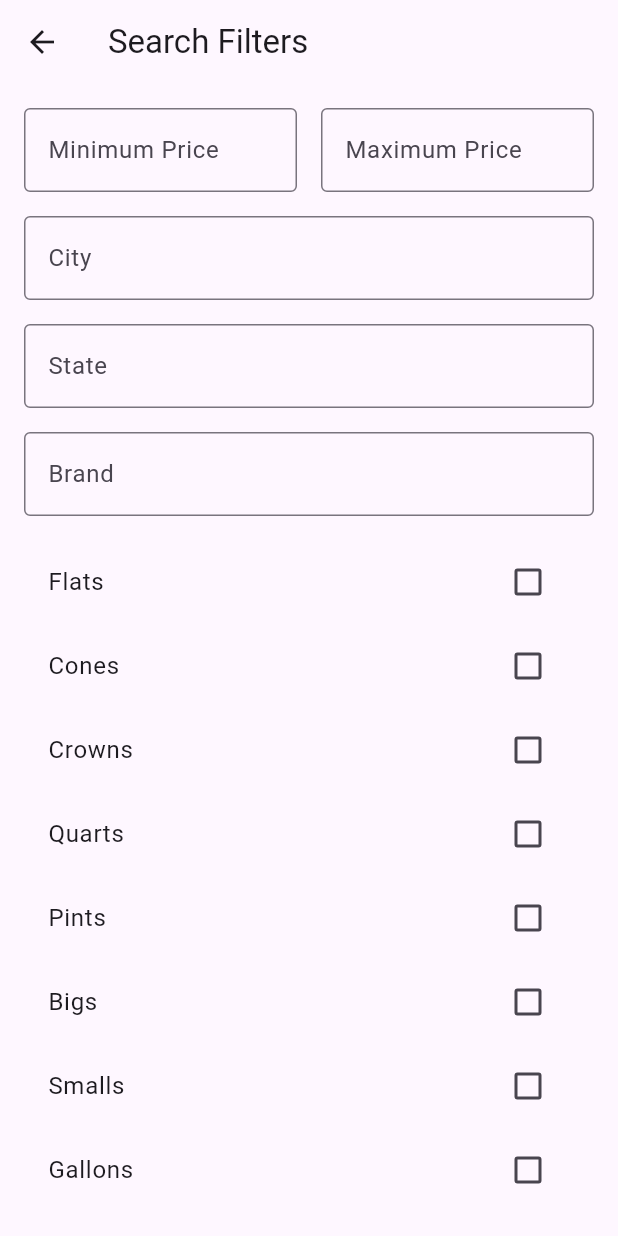
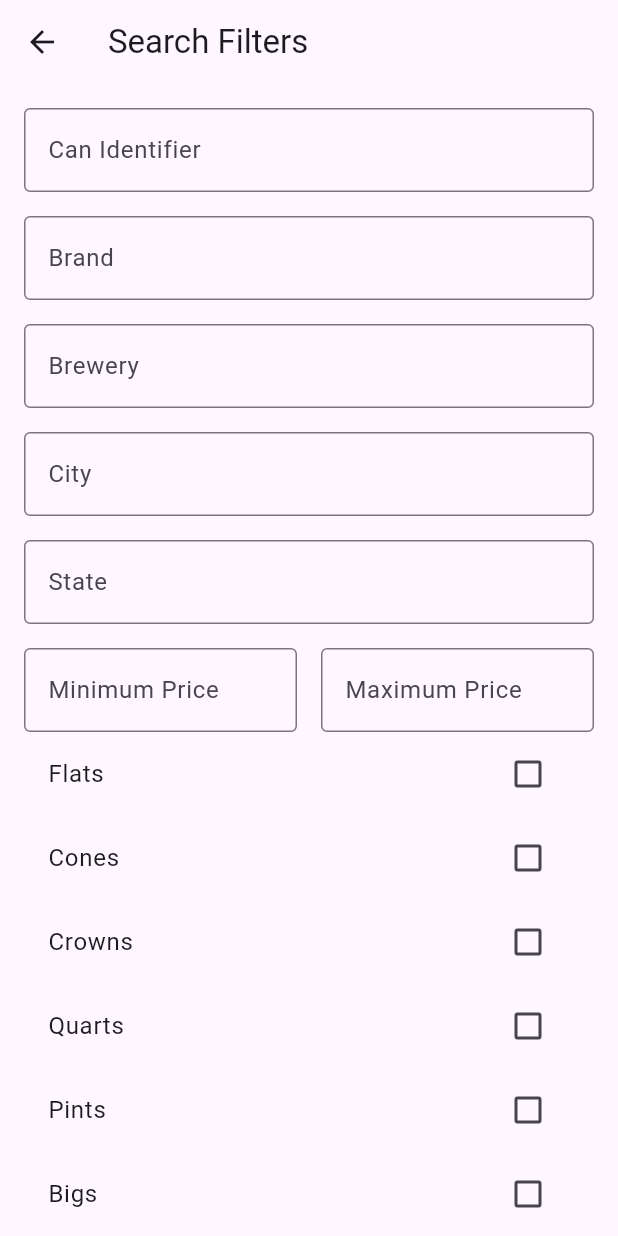
Before and after one commit to amerlanP/beer, a Flutter app: the screen it shows after launch, after a tap on the "filter list" icon, on a phone screen of 412 x 824 dp. Run offline on Flutter 3.47's test engine with Material 3 defaults, Android fonts, the phone set to English and light mode, and no system bars; our stand-ins replace sqflite; accounts and stored records are empty; network calls fail.

Commit message:
organized code, added filters

```diff
--- a/lib/can_detail_page.dart
+++ b/lib/can_detail_page.dart
@@ -5,11 +5,10 @@ import 'package:flutter/services.dart';
 
 class CanDetailPage extends StatefulWidget {
   final Map<String, dynamic> canData;
-
-  CanDetailPage({required this.canData});
+  const CanDetailPage({super.key, required this.canData});
 
   @override
-  _CanDetailPageState createState() => _CanDetailPageState();
+  State<CanDetailPage> createState() => _CanDetailPageState();
 }
 
 class _CanDetailPageState extends State<CanDetailPage> {
--- a/lib/databaseHelper.dart
+++ b/lib/databaseHelper.dart
@@ -93,6 +93,15 @@ class DatabaseHelper {
       whereArgs.addAll(filters['types']);
     }
 
+    if (filters['brewery'] != null && filters['brewery'].isNotEmpty) {
+      query += ' AND Brewery LIKE ?';
+      whereArgs.add('%${filters['brewery']}%');
+    }
+
+    if (filters['canIdentifier'] != null && filters['canIdentifier'].isNotEmpty) {
+      query += ' AND CanIdentifier LIKE ?';
+      whereArgs.add('%${filters['canIdentifier']}%');
+    }
     return await db.rawQuery(query, whereArgs);
   }
 }
--- a/lib/main.dart
+++ b/lib/main.dart
@@ -2,6 +2,7 @@ import 'package:flutter/material.dart';
 import 'databaseHelper.dart';
 import 'search_filter.dart';
 import 'can_detail_page.dart';
+import 'presentation.dart';
 
 void main() async {
   WidgetsFlutterBinding.ensureInitialized();
@@ -17,7 +18,7 @@ class MyApp extends StatelessWidget {
     return MaterialApp(
       title: 'Beer Can App',
       theme: ThemeData(
-        // colorScheme: ColorScheme.fromSeed(seedColor: Colors.deepPurple),
+        colorScheme: ColorScheme.fromSeed(seedColor: Colors.deepPurple),
         useMaterial3: true,
       ),
       home: const MyHomePage(title: 'Beer Cans'),
@@ -37,18 +38,17 @@ class _MyHomePageState extends State<MyHomePage> {
   final DatabaseHelper dbHelper = DatabaseHelper();
   final TextEditingController _searchController = TextEditingController();
   Future<List<Map<String,dynamic>>> _canData = DatabaseHelper().getData();
-  List<Map<String, dynamic>> _filteredData = [];
   bool _filters = false;
 
-  void _searchCans(String myQuery) {
+  Future<void> _searchCans(String myQuery) async {
     try {
-      if (_filteredData.isEmpty) {
+      if (!_filters) {  // Search can identifier only
         var newData = dbHelper.getData(query: myQuery);
         setState(() {
           _canData = newData;
         });
-      } else {
-        var newData = _filteredData.where((can) {
+      } else {  // Search can identifier in filtered search results
+        var newData = (await _canData).where((can) {
           return can['CanIdentifier'].toString().contains(myQuery);
         }).toList();
         setState(() {
@@ -65,9 +65,7 @@ class _MyHomePageState extends State<MyHomePage> {
       var newData = dbHelper.getDataWithFilters(filters);
       setState(() {
         _filters = true;
-        _filteredData = [];
         _canData = newData;
-        _canData.then((value) => _filteredData = value);
       });
     } catch (e) {
       print("ERROR $e");
@@ -77,7 +75,6 @@ class _MyHomePageState extends State<MyHomePage> {
   void _clearFilters() {
     setState(() {
       _filters = false;
-      _filteredData = [];
       _canData = DatabaseHelper().getData();
     });
   }
@@ -91,91 +88,19 @@ class _MyHomePageState extends State<MyHomePage> {
       return const Center(child: Text('No Data Found'));
     } else {
       List<Map<String, dynamic>> data = snapshot.data!;
-      return ListView.builder(
-        itemCount: data.length,
-        itemBuilder: (context, index) {
-          return Card(
-            color: Colors.white60,
-            child: ListTile(
-              title: Text(data[index]['CanIdentifier'].toString()),
-              subtitle: Container(
-                // decoration: BoxDecoration(
-                //     border: Border.all(
-                //       width: 2,
-                //     )
-                // ),
-                // clipBehavior: Clip.hardEdge,
-                  height: 300,
-                  child: SingleChildScrollView(
-                    scrollDirection: Axis.horizontal,
-                    child: Row(
-                      children: [
-                        Image.network(data[index]['ImageFront'].toString(),
-                          errorBuilder: (context, error, trace) => Container(),
-                        ),
-                        Image.network(data[index]['ImageLeft'].toString(),
-                          errorBuilder: (context, error, trace) => Container(),
-                        ),
-                        Image.network(data[index]['ImageRight'].toString(),
-                          errorBuilder: (context, error, trace) => Container(),
-                        ),
-                        Image.network(data[index]['ImageBack'].toString(),
-                          errorBuilder: (context, error, trace) => Container(),
-                        ),
-                        Image.network(data[index]['ImageTop'].toString(),
-                          errorBuilder: (context, error, trace) => Container(),
-                        ),
-                      ],
-                    ),
-                  )
-              ),
-              onTap: () {
-                Navigator.push(
-                  context,
-                  MaterialPageRoute(builder: (context) => CanDetailPage(canData: data[index])),
-                );
-              },
-            ),
-          );
-        },
-      );
+      return BeerCanList(data: data);
     }
   }
 
   @override
   Widget build(BuildContext context) {
     return Scaffold(
-      // appBar: AppBar(
-      //   backgroundColor: Theme.of(context).colorScheme.inversePrimary,
-      //   title: Text(widget.title),
-      //   bottom: PreferredSize(
-      //     preferredSize: const Size.fromHeight(56),
-      //     child: Padding(
-      //       padding: const EdgeInsets.all(8),
-      //       child: TextField(
-      //         controller: _searchController,
-      //         // keyboardType: TextInputType.number,
-      //         // textInputAction: TextInputAction.done,
-      //         decoration: const InputDecoration(
-      //           labelText: "Can Identifier",
-      //           border: OutlineInputBorder()
-      //         ),
-      //         onChanged: _searchCans,
-      //       ),
-      //     ),
-      //     // child: TextField(
-      //     //   controller: _searchController,
-      //     // ),
-      //   ),
-      // ),
       appBar: AppBar(
         backgroundColor: Theme.of(context).colorScheme.inversePrimary,
         elevation: 3,
         shadowColor: Colors.black,
         title: TextField(
           controller: _searchController,
-          keyboardType: const TextInputType.numberWithOptions(),
-          // textInputAction: TextInputAction.done,
           decoration: const InputDecoration(
             labelText: "Can Identifier",
             border: OutlineInputBorder()
@@ -184,7 +109,6 @@ class _MyHomePageState extends State<MyHomePage> {
         ),
         bottom: PreferredSize(
           preferredSize: const Size.fromHeight(16),
-          // child: SizedBox(height: 16)
           child: Container()
         ),
       ),
@@ -192,20 +116,7 @@ class _MyHomePageState extends State<MyHomePage> {
         future: _canData,
         builder: _canDataBuilder,
       ),
-      // floatingActionButton: FloatingActionButton(
-      //   onPressed: () async {
-      //     final filters = await Navigator.push(
-      //       context,
-      //       MaterialPageRoute(builder: (context) => SearchFilterPage()),
-      //     );
-      //     if (filters != null) {
-      //       _searchCansWithFilters(filters);
-      //     }
-      //   },
-      //   child: Icon(Icons.filter_list),
-      // ),
 
-      //  RESPONSE A
       floatingActionButton: FloatingActionButton(
         onPressed: () async {
           final filters = await Navigator.push(
@@ -216,7 +127,7 @@ class _MyHomePageState extends State<MyHomePage> {
             _searchCansWithFilters(filters);
           }
         },
-        child: Icon(Icons.filter_list),
+        child: const Icon(Icons.filter_list),
       ),
       bottomNavigationBar: _filters ? BottomAppBar(
         child: Row(
@@ -224,7 +135,7 @@ class _MyHomePageState extends State<MyHomePage> {
           children: [
             ElevatedButton(
               onPressed: _clearFilters,
-              child: Text('Clear Filters'),
+              child: const Text('Clear Filters'),
             ),
           ],
         ),
--- a/lib/search_filter.dart
+++ b/lib/search_filter.dart
@@ -1,20 +1,25 @@
 import 'package:flutter/material.dart';
-import 'databaseHelper.dart';
 
 class SearchFilterPage extends StatefulWidget {
+  const SearchFilterPage({super.key});
+
   @override
-  _SearchFilterPageState createState() => _SearchFilterPageState();
+  State<SearchFilterPage> createState() => _SearchFilterPageState();
 }
 
 class _SearchFilterPageState extends State<SearchFilterPage> {
-  final DatabaseHelper dbHelper = DatabaseHelper();
-  final TextEditingController _minPriceController = TextEditingController();
-  final TextEditingController _maxPriceController = TextEditingController();
-  final TextEditingController _cityController = TextEditingController();
-  final TextEditingController _stateController = TextEditingController();
-  final TextEditingController _brandController = TextEditingController();
   final Map<String, String> _types = ({'Flats':'F', 'Cones':'C', 'Crowns':'K', 'Quarts':'Q', 'Pints':'P', 'Bigs':'B', 'Smalls':'S', 'Gallons':'G'});
   final List<String> _selectedTypes = [];
+  final List<String> _textFields = ['Can Identifier','Brand', 'Brewery', 'City', 'State'];
+  final Map<String, TextEditingController> _textControllers = ({
+    'minPrice': TextEditingController(),
+    'maxPrice':TextEditingController(),
+    'Can Identifier':TextEditingController(),
+    'Brand':TextEditingController(),
+    'Brewery':TextEditingController(),
+    'City':TextEditingController(),
+    'State':TextEditingController()
+  });
 
   @override
   Widget build(BuildContext context) {
@@ -23,15 +28,29 @@ class _SearchFilterPageState extends State<SearchFilterPage> {
         title: const Text('Search Filters'),
       ),
       body: Padding(
-        padding: const EdgeInsets.all(16.0),
+        padding: const EdgeInsets.all(16),
         child: ListView(
           children: [
+            ListView.separated(
+              shrinkWrap: true,
+              itemCount: _textFields.length,
+              itemBuilder: (context, index) => (
+                  TextField(
+                    controller: _textControllers[_textFields[index]],
+                    decoration: InputDecoration(
+                      labelText: _textFields[index],
+                      border: const OutlineInputBorder(),
+                    ),
+                  )
+              ),
+              separatorBuilder: (BuildContext context, int index) => const SizedBox(height: 16),
+            ),
+            const SizedBox(height: 16),
             Row(
               children: [
                 Expanded(
                   child: TextField(
-                    controller: _minPriceController,
-                    keyboardType: TextInputType.number,
+                    controller: _textControllers['minPrice'],
                     decoration: const InputDecoration(
                       labelText: 'Minimum Price',
                       border: OutlineInputBorder(),
@@ -41,8 +60,7 @@ class _SearchFilterPageState extends State<SearchFilterPage> {
                 const SizedBox(width: 16),
                 Expanded(
                     child: TextField(
-                      controller: _maxPriceController,
-                      keyboardType: TextInputType.number,
+                      controller: _textControllers['maxPrice'],
                       decoration: const InputDecoration(
                         labelText: 'Maximum Price',
                         border: OutlineInputBorder(),
@@ -51,31 +69,6 @@ class _SearchFilterPageState extends State<SearchFilterPage> {
                 )
               ],
             ),
-            const SizedBox(height: 16),
-            TextField(
-              controller: _cityController,
-              decoration: const InputDecoration(
-                labelText: 'City',
-                border: OutlineInputBorder(),
-              ),
-            ),
-            const SizedBox(height: 16),
-            TextField(
-              controller: _stateController,
-              decoration: const InputDecoration(
-                labelText: 'State',
-                border: OutlineInputBorder(),
-              ),
-            ),
-            const SizedBox(height: 16),
-            TextField(
-              controller: _brandController,
-              decoration: const InputDecoration(
-                labelText: 'Brand',
-                border: OutlineInputBorder(),
-              ),
-            ),
-            const SizedBox(height: 16),
             Column(
               children: _types.entries.map((entry) {
                 return CheckboxListTile(
@@ -100,11 +93,13 @@ class _SearchFilterPageState extends State<SearchFilterPage> {
               onPressed: () {
                 // Apply filters and navigate back to the main page
                 Navigator.pop(context, {
-                  'minPrice': _minPriceController.text,
-                  'maxPrice': _maxPriceController.text,
-                  'city': _cityController.text,
-                  'state': _stateController.text,
-                  'brand': _brandController.text,
+                  'minPrice': _textControllers['minPrice']!.text.trim(),
+                  'maxPrice': _textControllers['maxPrice']!.text.trim(),
+                  'city': _textControllers['City']!.text.trim(),
+                  'state': _textControllers['State']!.text.trim(),
+                  'brand': _textControllers['Brand']!.text.trim(),
+                  'brewery': _textControllers['Brewery']!.text.trim(),
+                  'canIdentifier': _textControllers['Can Identifier']!.text.trim(),
                   'types': _selectedTypes,
                 });
               },
```
Also changed, not shown: lib/presentation.dart (added, +69 -0 lines), 2 other files.
